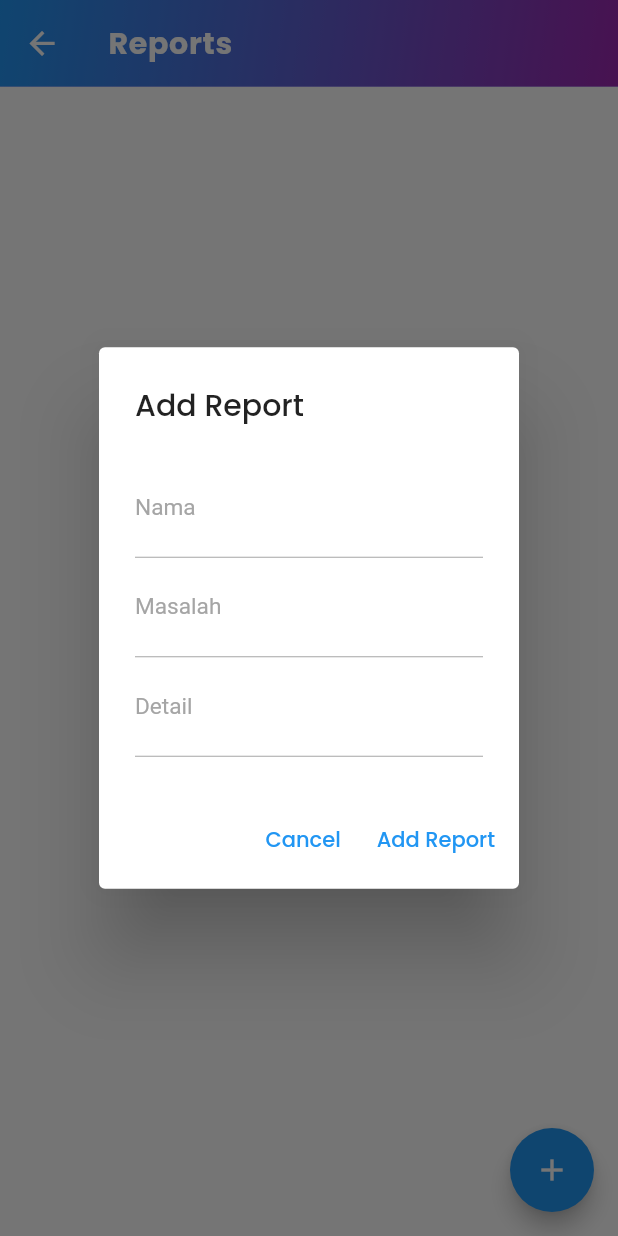
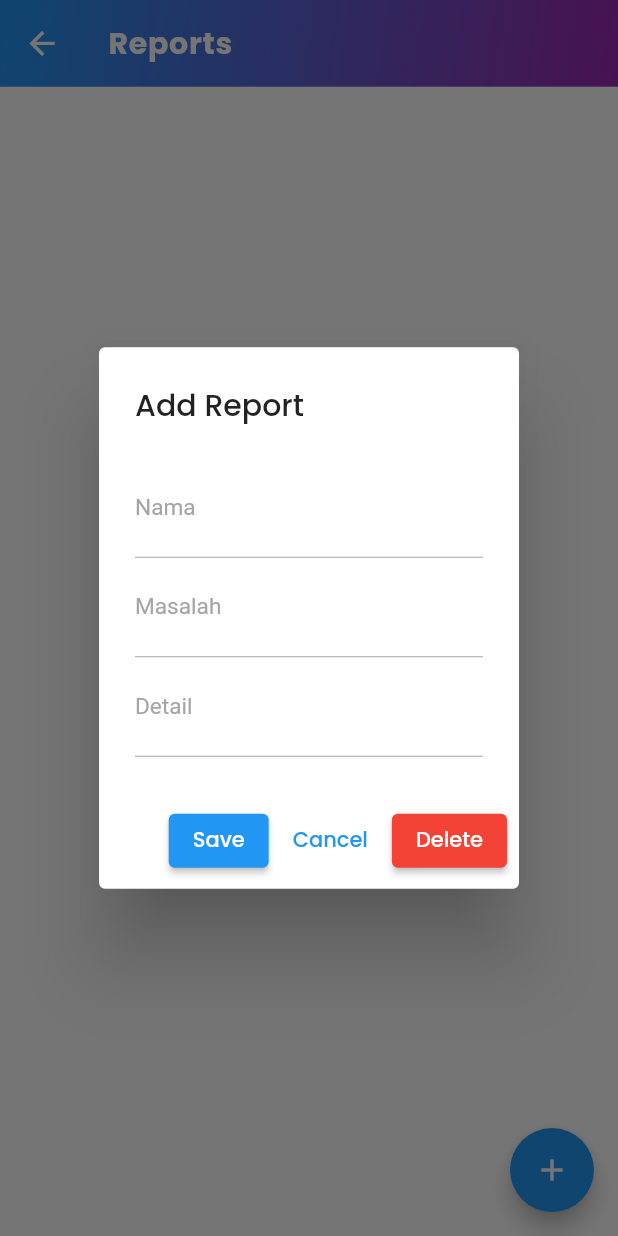
Before and after one commit to zidisw/BiKing_app, a Flutter app: the ReportScreen screen opened by its route, after a tap on the "add" icon, on a phone screen of 412 x 824 dp. Run offline on Flutter 3.47's test engine with Material 2 defaults, Android fonts, the phone set to English and light mode, and no system bars; our stand-ins replace cloud_firestore, curved_navigation_bar, firebase_core, google_fonts, sizer; accounts and stored records are empty.

Commit message:
updated the edit logic, now users doesnt have to re-type the whole thing

```diff
--- a/lib/screens/detail_report_screen/detail_report_screen_SISWA.dart
+++ b/lib/screens/detail_report_screen/detail_report_screen_SISWA.dart
@@ -10,70 +10,74 @@ class ReportScreen extends StatefulWidget {
 class _ReportScreenState extends State<ReportScreen> {
   String? selectedDocumentId;
 
-  void _showAddEditDialog({bool isEditing = false}) {
-    final dialogTitle = isEditing ? 'Edit Report' : 'Add Report';
-    final masalahLabel = isEditing ? 'Masalah (Edit)' : 'Masalah';
-    final detailLabel = isEditing ? 'Detail (Edit)' : 'Detail';
-    final namaLabel = isEditing ? 'Nama (Edit)' : 'Nama';
+  Future<void> _showAddEditDialog({DocumentSnapshot? report}) async {
+    final TextEditingController masalahController = TextEditingController();
+    final TextEditingController namaController = TextEditingController();
+    final TextEditingController detailController = TextEditingController();
 
-    showDialog(
+    if (report != null) {
+      masalahController.text = report['Masalah'] ?? '';
+      namaController.text = report['Nama'] ?? '';
+      detailController.text = report['Detail'] ?? '';
+    }
+
+    await showDialog(
       context: context,
       builder: (BuildContext context) {
-        final TextEditingController _masalahController = TextEditingController();
-        final TextEditingController _detailController = TextEditingController();
-        final TextEditingController _namaController = TextEditingController();
-
         return AlertDialog(
-          title: Text(dialogTitle),
+          title: Text(report != null ? 'Edit Report' : 'Add Report'),
           content: Column(
             mainAxisSize: MainAxisSize.min,
             children: [
               TextField(
-                controller: _namaController,
-                decoration: InputDecoration(labelText: namaLabel),
+                controller: namaController,
+                decoration: InputDecoration(
+                  labelText: 'Nama',
+                ),
                 style: TextStyle(color: Colors.black),
               ),
               TextField(
-                controller: _masalahController,
-                decoration: InputDecoration(labelText: masalahLabel),
+                controller: masalahController,
+                decoration: InputDecoration(
+                  labelText: 'Masalah',
+                ),
                 style: TextStyle(color: Colors.black),
               ),
               TextField(
-                controller: _detailController,
-                decoration: InputDecoration(labelText: detailLabel),
+                controller: detailController,
+                decoration: InputDecoration(
+                  labelText: 'Detail',
+                ),
                 style: TextStyle(color: Colors.black),
               ),
             ],
           ),
+          actions: [
+            ElevatedButton(
+              child: Text('Save'),
+              onPressed: () {
+                String masalah = masalahController.text.trim();
+                String nama = namaController.text.trim();
+                String detail = detailController.text.trim();
 
-          actions: [
-            TextButton(
-              onPressed: () {
-                Navigator.pop(context);
+                // Perform necessary validation and submit logic
+                if (report != null) {
+                  // Update existing report logic
+                  _editReport(report.id, masalah, detail, nama);
+                } else {
+                  // Add new report logic
+                  _addReport(masalah, detail, nama);
+                }
+
+                Navigator.of(context).pop();
               },
-              child: Text('Cancel'),
             ),
             TextButton(
+              child: Text('Cancel'),
               onPressed: () {
-                if (isEditing) {
-                  _editReport(
-                    selectedDocumentId!,
-                    _masalahController.text,
-                    _detailController.text,
-                    _namaController.text,
-                  );
-                } else {
-                  _addReport(
-                    _masalahController.text,
-                    _detailController.text,
-                    _namaController.text,
-                  );
-                }
-                Navigator.pop(context);
+                Navigator.of(context).pop();
               },
-              child: Text(isEditing ? 'Save Changes' : 'Add Report'),
             ),
-            if (isEditing)
             ElevatedButton(
               onPressed: () {
                 _showDeleteConfirmationDialog(context, selectedDocumentId!);
@@ -88,6 +92,7 @@ class _ReportScreenState extends State<ReportScreen> {
       },
     );
   }
+
 
   Future<void> _addReport(String masalah, String detail, String nama) async {
     try {
@@ -220,7 +225,7 @@ class _ReportScreenState extends State<ReportScreen> {
                   ),
                   onTap: () {
                     selectedDocumentId = report.id;
-                    _showAddEditDialog(isEditing: true);
+                    _showAddEditDialog(report: reports[index]);
                   },
                 ),
               );
--- a/lib/screens/penanganan_siswa/siswa_reports_screen.dart
+++ b/lib/screens/penanganan_siswa/siswa_reports_screen.dart
@@ -50,7 +50,7 @@ class SiswaReportsScreen extends StatefulWidget {
                   itemBuilder: (context, int index) {
                     return GestureDetector(
                       onTap: () {
-                        Navigator.pushNamed(context, 'DetailReportScreenAbsen');
+                        Navigator.pushNamed(context, 'DetailReportScreenSiswa');
                       },
                       child: Container(
                         margin: EdgeInsets.only(bottom: kDefaultPadding),
```
Lines whose indentation alone changed are shown as unchanged.
